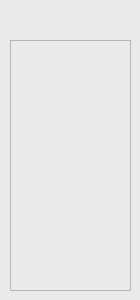
The window that Update/Logic_Gate_Simulator/Dialogs/widget_customgates.ui (ElliotHarding/Logic-Gate-Simulator) describes before a commit, drawn with Qt 5.
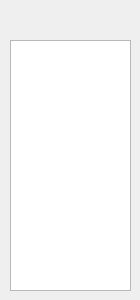
The same window after the commit. Icons and pictures are not drawn.

What changed in the file:
```diff
--- a/Update/Logic_Gate_Simulator/Dialogs/widget_customgates.ui
+++ b/Update/Logic_Gate_Simulator/Dialogs/widget_customgates.ui
@@ -14,10 +14,10 @@
    <string>Form</string>
   </property>
   <property name="autoFillBackground">
-   <bool>false</bool>
+   <bool>true</bool>
   </property>
   <property name="styleSheet">
-   <string notr="true">background-color:rgb(234, 234, 234);</string>
+   <string notr="true"/>
   </property>
   <widget class="QListWidget" name="customGateListWidget">
    <property name="geometry">
```
